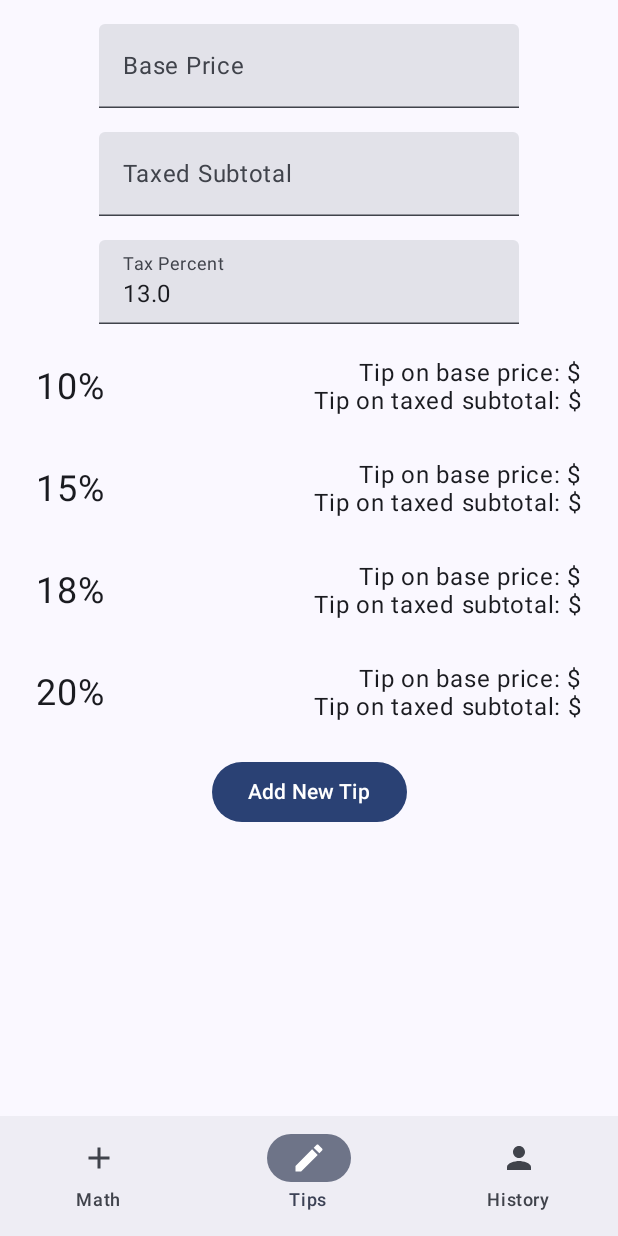
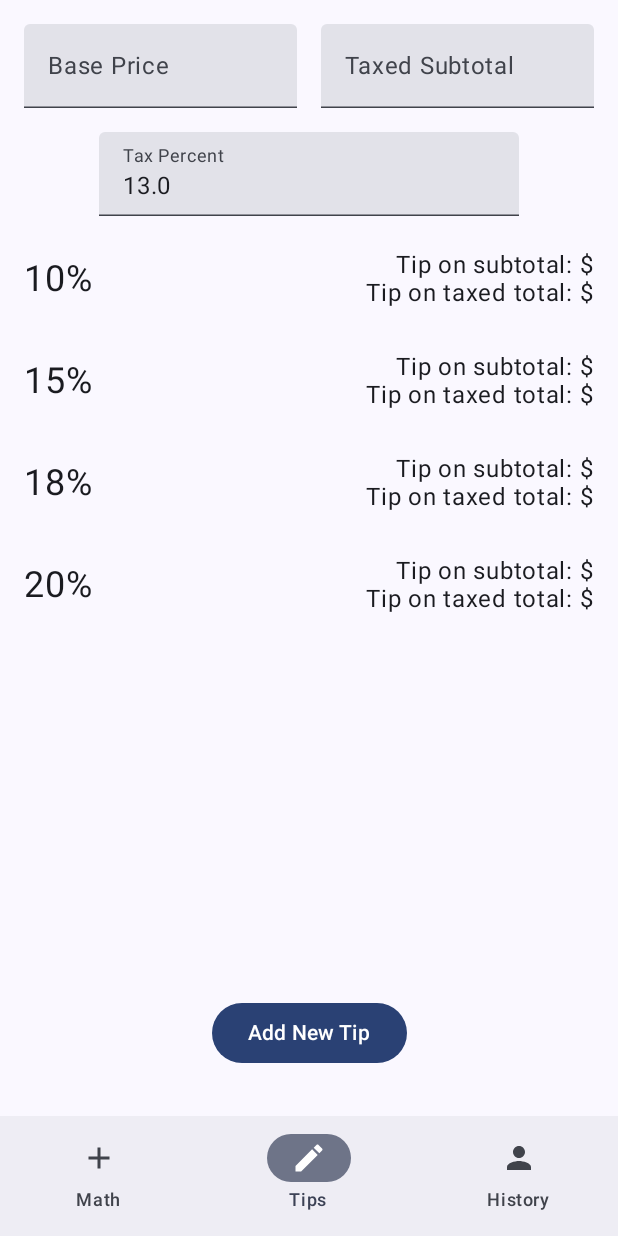
Before and after one commit to Zorgonia/math-hub, an Android app built with Jetpack Compose: the screen it shows after launch (MainActivity), on a phone screen of 412 x 824 dp. Run offline under Robolectric (Android 15) with nearby library versions, the phone set to English and light mode, and no system bars; our stand-ins replace Dagger/Hilt's generated code.

Commit message:
small layout fixes including always being able to show add tip button

```diff
--- a/app/src/main/java/com/kyang/mathhub/ui/components/TipListComponent.kt
+++ b/app/src/main/java/com/kyang/mathhub/ui/components/TipListComponent.kt
@@ -36,7 +36,6 @@ fun TipListComponent(
     Row(
         modifier = modifier
             .fillMaxWidth()
-            .padding(horizontal = 24.dp)
             .pointerInput(Unit) {
                 detectTapGestures(onLongPress = {
                     onEditGesture(id)
--- a/app/src/main/java/com/kyang/mathhub/ui/screen/tip/TipHomeScreen.kt
+++ b/app/src/main/java/com/kyang/mathhub/ui/screen/tip/TipHomeScreen.kt
@@ -4,7 +4,9 @@ import androidx.compose.foundation.layout.Arrangement
 import androidx.compose.foundation.layout.Column
 import androidx.compose.foundation.layout.Row
 import androidx.compose.foundation.layout.Spacer
+import androidx.compose.foundation.layout.fillMaxHeight
 import androidx.compose.foundation.layout.fillMaxSize
+import androidx.compose.foundation.layout.fillMaxWidth
 import androidx.compose.foundation.layout.padding
 import androidx.compose.foundation.lazy.LazyColumn
 import androidx.compose.foundation.lazy.items
@@ -83,9 +85,15 @@ private fun TipHomeScreen(
     onConfirmEdits: () -> Unit,
     modifier: Modifier = Modifier
 ) {
+
     Column(
         horizontalAlignment = Alignment.CenterHorizontally,
         modifier = modifier
+
+    ) {
+        Row(
+            verticalAlignment = Alignment.CenterVertically,
+            modifier = Modifier.padding(vertical = 16.dp)
         ) {
             DoubleInputTextField(
                 value = basePrice,
@@ -95,7 +103,9 @@ private fun TipHomeScreen(
                     Text(text = stringResource(id = R.string.base_amount))
                 },
                 decimalPoints = 2,
-            modifier = Modifier.padding(vertical = 16.dp)
+                modifier = Modifier
+                    .padding(start = 16.dp, end = 8.dp)
+                    .weight(1f)
             )
 
             DoubleInputTextField(
@@ -106,8 +116,12 @@ private fun TipHomeScreen(
                     Text(text = stringResource(id = R.string.taxed_amount))
                 },
                 decimalPoints = 2,
-            modifier = Modifier.padding(bottom = 16.dp)
+                modifier = Modifier
+                    .padding(start = 8.dp, end = 16.dp)
+                    .weight(1f)
             )
+        }
+
 
         DoubleInputTextField(
             value = taxPercent,
@@ -120,8 +134,13 @@ private fun TipHomeScreen(
             modifier = Modifier.padding(bottom = 16.dp)
         )
 
-        LazyColumn() {
-            items(tipCalculations, key = {it.id}) { item ->
+        LazyColumn(
+            modifier = Modifier
+                .fillMaxHeight(0.85f)
+                .fillMaxWidth()
+                .padding(horizontal = 16.dp)
+        ) {
+            items(tipCalculations, key = { it.id }) { item ->
                 TipListComponent(
                     tipPercent = item.tipPercent,
                     withTaxPrice = item.taxedCalc,
@@ -157,14 +176,15 @@ private fun TipHomeScreen(
             }
         }
         if (!isAddingNewTip && !editing) {
-            Button(onClick = { onAddNewTip(true) }) {
+            Button(
+                onClick = { onAddNewTip(true) },
+                modifier = Modifier.padding(top = 8.dp)
+            ) {
                 Text(text = stringResource(id = R.string.add_new_tip))
             }
         }
         if (editing) {
-            Row(
-
-            ) {
+            Row(modifier = Modifier.padding(top = 8.dp)) {
                 Button(
                     onClick = onCancelEdits,
                     colors = ButtonColors(
@@ -190,6 +210,7 @@ private fun TipHomeScreen(
                 }
             }
         }
+
     }
 }
 
--- a/app/src/main/res/values/strings.xml
+++ b/app/src/main/res/values/strings.xml
@@ -44,8 +44,8 @@
     <string name="history_detail">History Detail</string>
 
     <string name="tip_percent">%1$s\%%</string>
-    <string name="tip_price_base">Tip on base price: $%1$s</string>
-    <string name="tip_price_taxed">Tip on taxed subtotal: $%1$s</string>
+    <string name="tip_price_base">Tip on subtotal: $%1$s</string>
+    <string name="tip_price_taxed">Tip on taxed total: $%1$s</string>
     <string name="taxed_amount">Taxed Subtotal</string>
     <string name="base_amount">Base Price</string>
     <string name="tax_percent">Tax Percent</string>
```
Lines whose indentation alone changed are shown as unchanged.
